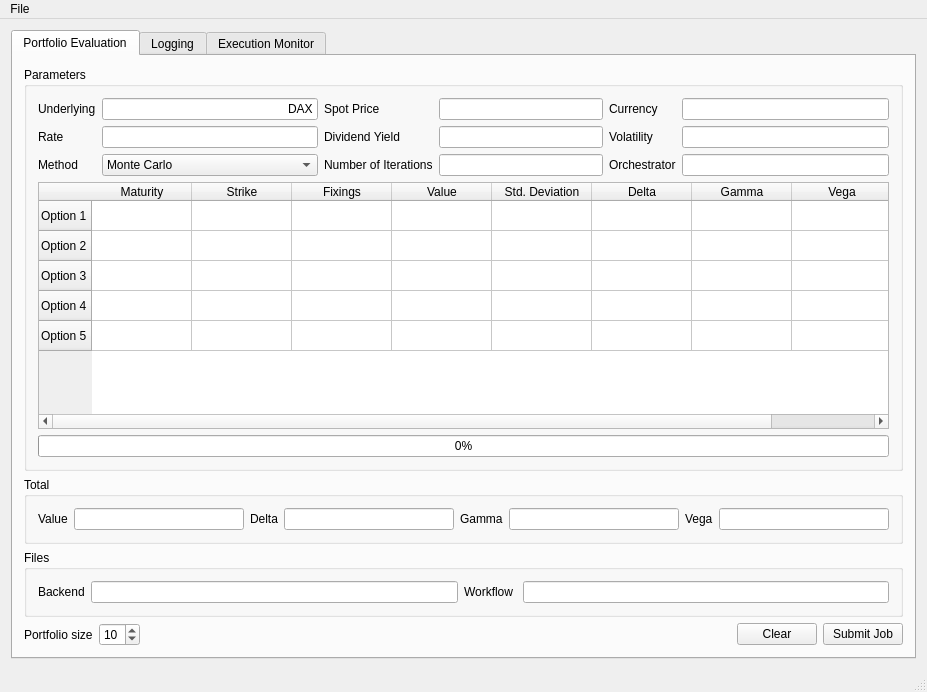
cc-hpc-itwm/gpispace, file trunk/sdpa-gui/sdpa-gui/monitorwindow.ui: the form before one commit.
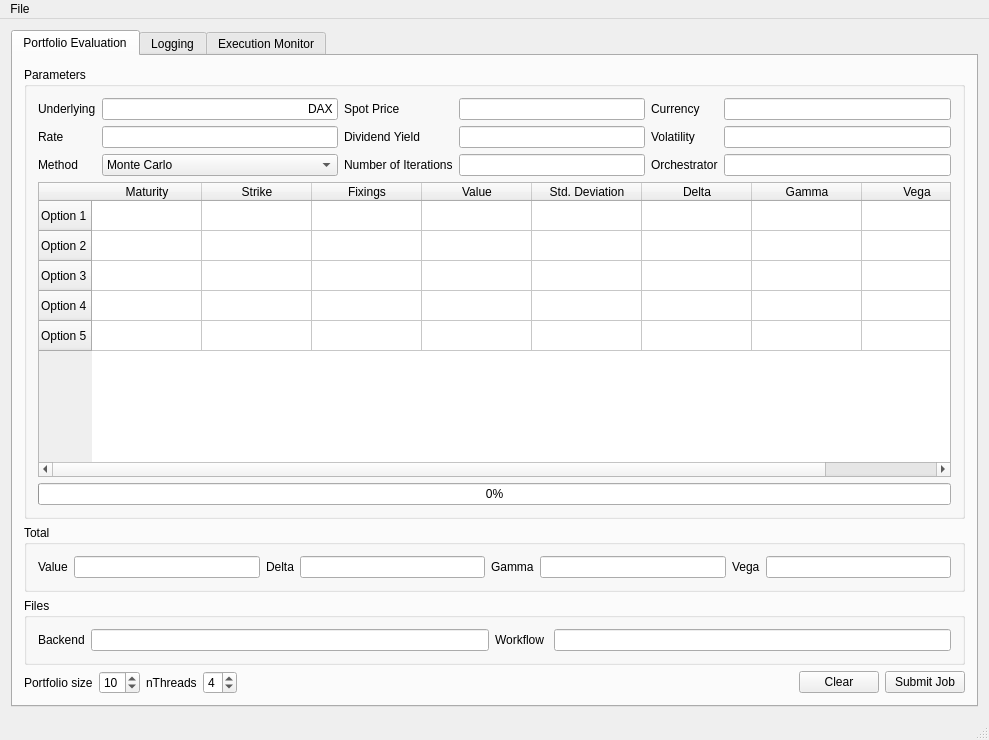
The form after the commit.

What changed in the file:
```diff
--- a/trunk/sdpa-gui/sdpa-gui/monitorwindow.ui
+++ b/trunk/sdpa-gui/sdpa-gui/monitorwindow.ui
@@ -6,16 +6,16 @@
    <rect>
     <x>0</x>
     <y>0</y>
-    <width>927</width>
-    <height>692</height>
+    <width>989</width>
+    <height>740</height>
    </rect>
   </property>
   <property name="windowTitle">
    <string>Portfolio Evaluation Demo</string>
   </property>
   <widget class="QWidget" name="centralWidget">
-   <layout class="QVBoxLayout" name="verticalLayout_9">
-    <item>
+   <layout class="QGridLayout" name="gridLayout_7">
+    <item row="0" column="0">
      <widget class="QTabWidget" name="SDPAGUI">
       <property name="autoFillBackground">
        <bool>true</bool>
@@ -30,7 +30,7 @@
        <attribute name="title">
         <string>Portfolio Evaluation</string>
        </attribute>
-       <layout class="QGridLayout" name="gridLayout_7">
+       <layout class="QGridLayout" name="gridLayout_8">
         <item row="0" column="0">
          <widget class="QGroupBox" name="groupBox_7">
           <property name="sizePolicy">
@@ -198,6 +198,9 @@
              <property name="textElideMode">
               <enum>Qt::ElideLeft</enum>
              </property>
+             <attribute name="horizontalHeaderDefaultSectionSize">
+              <number>110</number>
+             </attribute>
              <row>
               <property name="text">
                <string>Option 1</string>
@@ -387,7 +390,7 @@
          </widget>
         </item>
         <item row="3" column="0">
-         <layout class="QHBoxLayout" name="horizontalLayout_3">
+         <layout class="QHBoxLayout" name="horizontalLayout_5">
           <item>
            <layout class="QHBoxLayout" name="horizontalLayout">
             <item>
@@ -410,6 +413,32 @@
            </layout>
           </item>
           <item>
+           <layout class="QHBoxLayout" name="horizontalLayout_4">
+            <item>
+             <layout class="QHBoxLayout" name="horizontalLayout_3">
+              <item>
+               <widget class="QLabel" name="label_19">
+                <property name="text">
+                 <string>nThreads</string>
+                </property>
+               </widget>
+              </item>
+              <item>
+               <widget class="QSpinBox" name="m_nThreads">
+                <property name="minimum">
+                 <number>1</number>
+                </property>
+                <property name="maximum">
+                 <number>8</number>
+                </property>
+                <property name="value">
+                 <number>4</number>
+                </property>
+               </widget>
+              </item>
+             </layout>
+            </item>
+            <item>
            <spacer name="horizontalSpacer">
             <property name="orientation">
              <enum>Qt::Horizontal</enum>
@@ -439,6 +468,8 @@
          </layout>
         </item>
        </layout>
+        </item>
+       </layout>
       </widget>
       <widget class="QWidget" name="logging_tab">
        <attribute name="title">
@@ -808,8 +839,8 @@
     <rect>
      <x>0</x>
      <y>0</y>
-     <width>927</width>
-     <height>21</height>
+     <width>989</width>
+     <height>25</height>
     </rect>
    </property>
    <widget class="QMenu" name="menuFile">
```
Left out of the diff: 29 changed lines with no effect on the pictures. Lines whose indentation alone changed are shown as unchanged.
